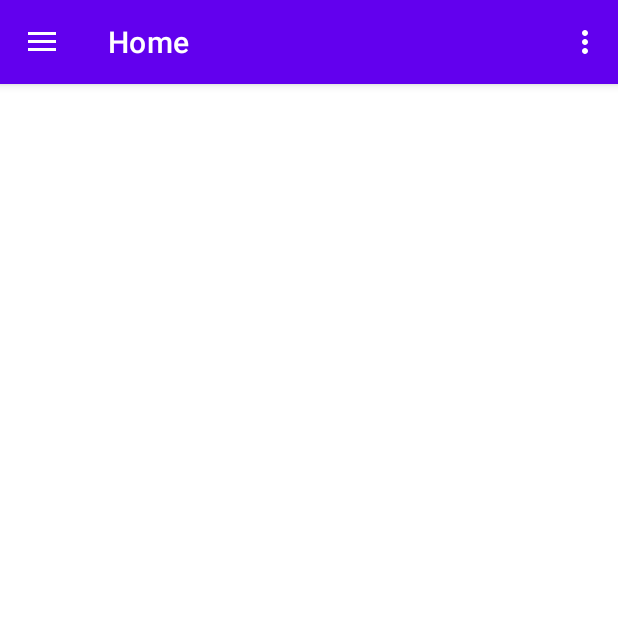
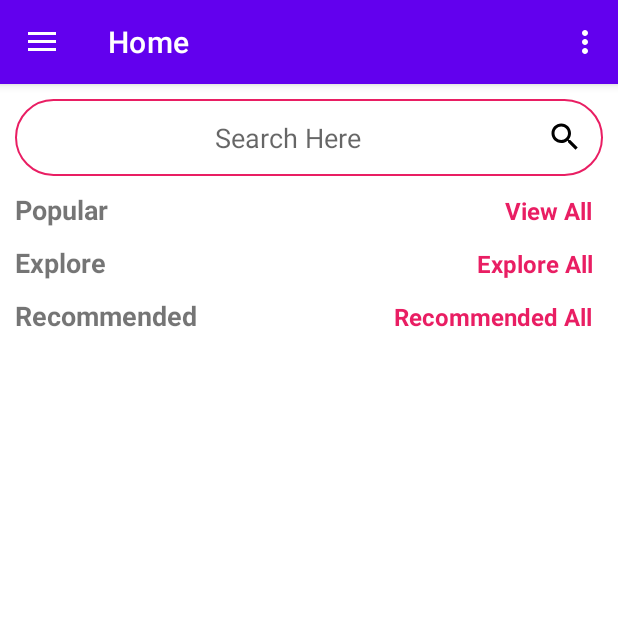
Before and after one commit to SajibMamun/Grocery-Plus, an Android app: the screen it shows after launch once a user with an empty profile is signed in (MainActivity), on a phone screen of 412 x 824 dp, the top half of it. Run offline under Robolectric (Android 15) with nearby library versions, the phone set to English and light mode, and no system bars; our stand-ins replace Firebase (no records; nobody signed in at launch, a user with empty details on screens opened directly), navigation-ui; libraries missing offline, so code that uses them is left out: com.denzcoskun.imageslider; 9 statements that could not run were skipped.

Commit message:
FireStore Connected

```diff
--- /dev/null
+++ b/app/src/main/java/com/example/groceryplus/Adapters/PopularAdapter.java
@@ -0,0 +1,62 @@
+package com.example.groceryplus.Adapters;
+
+import android.content.Context;
+import android.view.LayoutInflater;
+import android.view.View;
+import android.view.ViewGroup;
+import android.widget.ImageView;
+import android.widget.TextView;
+
+import androidx.annotation.NonNull;
+import androidx.recyclerview.widget.RecyclerView;
+
+import com.bumptech.glide.Glide;
+import com.example.groceryplus.Models.PopularModel;
+import com.example.groceryplus.R;
+
+import java.util.List;
+
+public class PopularAdapter extends RecyclerView.Adapter<PopularAdapter.ViewHolder> {
+
+  private Context context;
+  private List<PopularModel> popularModelList;
+
+    public PopularAdapter(Context context, List<PopularModel> popularModelList) {
+        this.context = context;
+        this.popularModelList = popularModelList;
+    }
+
+    @NonNull
+    @Override
+    public PopularAdapter.ViewHolder onCreateViewHolder(@NonNull ViewGroup parent, int viewType) {
+        return new ViewHolder(LayoutInflater.from(parent.getContext()).inflate(R.layout.popularitem_layout,parent,false));
+    }
+
+    @Override
+    public void onBindViewHolder(@NonNull PopularAdapter.ViewHolder holder, int position) {
+
+        Glide.with(context).load(popularModelList.get(position).getImg_url()).into(holder.popImg);
+        holder.name.setText(popularModelList.get(position).getName());
+        holder.description.setText(popularModelList.get(position).getDescription());
+        holder.discount.setText(popularModelList.get(position).getDiscount());
+    }
+
+    @Override
+    public int getItemCount() {
+        return popularModelList.size();
+    }
+
+    public class ViewHolder extends RecyclerView.ViewHolder {
+        ImageView popImg;
+        TextView name,description,discount;
+        public ViewHolder(@NonNull View itemView) {
+            super(itemView);
+
+            popImg=itemView.findViewById(R.id.Popular_imgID);
+            name=itemView.findViewById(R.id.ppNameid);
+            description=itemView.findViewById(R.id.ppdescripid);
+            discount=itemView.findViewById(R.id.ppdiscountid);
+
+        }
+    }
+}
--- a/app/src/main/java/com/example/groceryplus/AllActivities/RegistrationAcitivity.java
+++ b/app/src/main/java/com/example/groceryplus/AllActivities/RegistrationAcitivity.java
@@ -10,7 +10,7 @@ import android.widget.EditText;
 import android.widget.ProgressBar;
 import android.widget.Toast;
 
-import com.example.groceryplus.ui.home.Models.UserDataModel;
+import com.example.groceryplus.Models.UserDataModel;
 import com.example.groceryplus.R;
 import com.google.android.gms.tasks.OnCompleteListener;
 import com.google.android.gms.tasks.Task;
--- a/app/src/main/java/com/example/groceryplus/ui/home/Models/UserDataModel.java
+++ b/app/src/main/java/com/example/groceryplus/Models/UserDataModel.java
@@ -1,4 +1,4 @@
-package com.example.groceryplus.ui.home.Models;
+package com.example.groceryplus.Models;
 
 public class UserDataModel {
     String name;
--- a/app/src/main/java/com/example/groceryplus/ui/home/HomeFragment.java
+++ b/app/src/main/java/com/example/groceryplus/ui/home/HomeFragment.java
@@ -5,24 +5,71 @@ import android.view.LayoutInflater;
 import android.view.View;
 import android.view.ViewGroup;
 import android.widget.TextView;
+import android.widget.Toast;
 
 import androidx.annotation.NonNull;
 import androidx.fragment.app.Fragment;
 import androidx.lifecycle.ViewModelProvider;
+import androidx.recyclerview.widget.LinearLayoutManager;
+import androidx.recyclerview.widget.RecyclerView;
 
+import com.example.groceryplus.Adapters.PopularAdapter;
+import com.example.groceryplus.Models.PopularModel;
 import com.example.groceryplus.R;
 import com.example.groceryplus.databinding.FragmentHomeBinding;
+import com.google.android.gms.tasks.OnCompleteListener;
+import com.google.android.gms.tasks.Task;
+import com.google.firebase.firestore.FirebaseFirestore;
+import com.google.firebase.firestore.QueryDocumentSnapshot;
+import com.google.firebase.firestore.QuerySnapshot;
+
+import java.util.ArrayList;
+import java.util.List;
 
 public class HomeFragment extends Fragment {
 
-
+    RecyclerView poprec;
+    PopularAdapter popularAdapter;
+    List<PopularModel> popularModelList;
+    FirebaseFirestore db;
 
     public View onCreateView(@NonNull LayoutInflater inflater,
                              ViewGroup container, Bundle savedInstanceState) {
         HomeViewModel homeViewModel =
                 new ViewModelProvider(this).get(HomeViewModel.class);
 
-       View root=inflater.inflate(R.layout.fragment_home,container,false);
+        View root = inflater.inflate(R.layout.fragment_home, container, false);
+
+        poprec = root.findViewById(R.id.RecyclerViewPopularID);
+        db = FirebaseFirestore.getInstance();
+
+        poprec.setLayoutManager(new LinearLayoutManager(getActivity(), RecyclerView.HORIZONTAL, false));
+
+        popularModelList = new ArrayList<>();
+        popularAdapter = new PopularAdapter(getActivity(), popularModelList);
+        poprec.setAdapter(popularAdapter);
+
+//popular data load form firestore
+        db.collection("PopularProducts")
+                .get()
+                .addOnCompleteListener(new OnCompleteListener<QuerySnapshot>() {
+                    @Override
+                    public void onComplete(@NonNull Task<QuerySnapshot> task) {
+                        if (task.isSuccessful()) {
+                            for (QueryDocumentSnapshot document : task.getResult()) {
+
+                                PopularModel popularModel = document.toObject(PopularModel.class);
+                                popularModelList.add(popularModel);
+                                popularAdapter.notifyDataSetChanged();
+
+                            }
+                        } else {
+                            Toast.makeText(getActivity(), "Error: " + task.getException(), Toast.LENGTH_SHORT).show();
+
+                        }
+                    }
+                });
+
         return root;
     }
 
--- /dev/null
+++ b/app/src/main/res/drawable/search.xml
@@ -0,0 +1,5 @@
+<vector android:height="24dp" android:tint="#000000"
+    android:viewportHeight="24" android:viewportWidth="24"
+    android:width="24dp" xmlns:android="http://schemas.android.com/apk/res/android">
+    <path android:fillColor="@android:color/white" android:pathData="M15.5,14h-0.79l-0.28,-0.27C15.41,12.59 16,11.11 16,9.5 16,5.91 13.09,3 9.5,3S3,5.91 3,9.5 5.91,16 9.5,16c1.61,0 3.09,-0.59 4.23,-1.57l0.27,0.28v0.79l5,4.99L20.49,19l-4.99,-5zM9.5,14C7.01,14 5,11.99 5,9.5S7.01,5 9.5,5 14,7.01 14,9.5 11.99,14 9.5,14z"/>
+</vector>
--- /dev/null
+++ b/app/src/main/res/drawable/searchbg.xml
@@ -0,0 +1,13 @@
+<?xml version="1.0" encoding="utf-8"?>
+<shape xmlns:android="http://schemas.android.com/apk/res/android"
+    android:shape="rectangle">
+    <stroke
+        android:width="1dp"
+        android:color="#E91E63"
+
+        />
+    <corners
+        android:radius="50dp"
+        />
+
+</shape>
--- a/app/src/main/res/layout/fragment_home.xml
+++ b/app/src/main/res/layout/fragment_home.xml
@@ -1,22 +1,143 @@
 <?xml version="1.0" encoding="utf-8"?>
-<androidx.constraintlayout.widget.ConstraintLayout xmlns:android="http://schemas.android.com/apk/res/android"
+<ScrollView xmlns:android="http://schemas.android.com/apk/res/android"
     xmlns:app="http://schemas.android.com/apk/res-auto"
     xmlns:tools="http://schemas.android.com/tools"
     android:layout_width="match_parent"
     android:layout_height="match_parent"
     tools:context=".ui.home.HomeFragment">
 
-    <TextView
-        android:id="@+id/text_home"
+    <LinearLayout
         android:layout_width="match_parent"
         android:layout_height="wrap_content"
-        android:layout_marginStart="8dp"
-        android:layout_marginTop="8dp"
-        android:layout_marginEnd="8dp"
-        android:textAlignment="center"
-        android:textSize="20sp"
-        app:layout_constraintBottom_toBottomOf="parent"
-        app:layout_constraintEnd_toEndOf="parent"
-        app:layout_constraintStart_toStartOf="parent"
-        app:layout_constraintTop_toTopOf="parent" />
-</androidx.constraintlayout.widget.ConstraintLayout>
+        android:orientation="vertical">
+
+        <EditText
+            android:id="@+id/search_box"
+            android:layout_width="match_parent"
+            android:layout_height="wrap_content"
+            android:layout_margin="10dp"
+            android:background="@drawable/searchbg"
+            android:drawableRight="@drawable/search"
+            android:drawablePadding="5dp"
+            android:elevation="3dp"
+            android:hint="Search Here"
+            android:padding="13dp"
+            android:textAlignment="center" />
+
+        <LinearLayout
+            android:layout_width="match_parent"
+            android:layout_height="wrap_content"
+            android:layout_marginLeft="10dp"
+            android:layout_marginRight="10dp"
+            android:orientation="horizontal"
+            android:weightSum="2">
+
+            <TextView
+                android:layout_width="match_parent"
+                android:layout_height="wrap_content"
+                android:layout_weight="1"
+                android:text="Popular"
+                android:textSize="18sp"
+                android:textStyle="bold" />
+
+            <TextView
+                android:id="@+id/viewallproductid"
+                android:layout_width="match_parent"
+                android:layout_height="wrap_content"
+                android:layout_marginRight="7dp"
+                android:layout_weight="1"
+                android:gravity="end"
+                android:text="View All"
+                android:textColor="#E91E63"
+                android:textSize="16sp"
+                android:textStyle="bold" />
+
+
+        </LinearLayout>
+
+        <androidx.recyclerview.widget.RecyclerView
+            android:id="@+id/RecyclerViewPopularID"
+            android:layout_width="match_parent"
+            android:layout_height="wrap_content"
+            android:layout_margin="5dp" />
+
+
+
+       <LinearLayout
+           android:layout_width="match_parent"
+           android:layout_height="wrap_content"
+           android:layout_marginLeft="10dp"
+           android:layout_marginRight="10dp"
+           android:orientation="horizontal"
+           android:weightSum="2">
+
+          <TextView
+              android:layout_width="match_parent"
+              android:layout_height="wrap_content"
+              android:layout_weight="1"
+              android:text="Explore"
+              android:textSize="18sp"
+              android:textStyle="bold" />
+
+          <TextView
+              android:id="@+id/ExploreAllid"
+              android:layout_width="match_parent"
+              android:layout_height="wrap_content"
+              android:layout_marginRight="7dp"
+              android:layout_weight="1"
+              android:gravity="end"
+              android:text="Explore All"
+              android:textColor="#E91E63"
+              android:textSize="16sp"
+              android:textStyle="bold" />
+
+
+       </LinearLayout>
+
+       <androidx.recyclerview.widget.RecyclerView
+           android:id="@+id/RecyclerViewExploreID"
+           android:layout_width="match_parent"
+           android:layout_height="wrap_content"
+           android:layout_margin="5dp" />
+
+
+
+       <LinearLayout
+           android:layout_width="match_parent"
+           android:layout_height="wrap_content"
+           android:layout_marginLeft="10dp"
+           android:layout_marginRight="10dp"
+           android:orientation="horizontal"
+           android:weightSum="2">
+
+          <TextView
+              android:layout_width="match_parent"
+              android:layout_height="wrap_content"
+              android:layout_weight="1"
+              android:text="Recommended"
+              android:textSize="18sp"
+              android:textStyle="bold" />
+
+          <TextView
+              android:id="@+id/ReconmendedAllid"
+              android:layout_width="match_parent"
+              android:layout_height="wrap_content"
+              android:layout_marginRight="7dp"
+              android:layout_weight="1"
+              android:gravity="end"
+              android:text="Recommended All"
+              android:textColor="#E91E63"
+              android:textSize="16sp"
+              android:textStyle="bold" />
+
+
+       </LinearLayout>
+
+       <androidx.recyclerview.widget.RecyclerView
+           android:id="@+id/RecyclerViewRecommendedID"
+           android:layout_width="match_parent"
+           android:layout_height="wrap_content"
+           android:layout_margin="5dp" />
+
+    </LinearLayout>
+</ScrollView>
```
Also changed, not shown: app/build.gradle (+7 -0 lines), app/src/main/java/com/example/groceryplus/Models/PopularModel.java (added, +70 -0 lines), app/src/main/res/layout/popularitem_layout.xml (added, +68 -0 lines).
